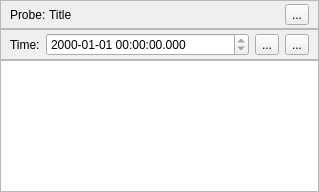
syyyr/libshv, file libshvvisu/src/timeline/graphprobewidget.ui: the form before one commit.
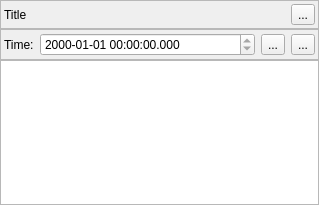
The form after the commit. Icons and pictures are not drawn.

Commit message: show date in table

Patch:
```diff
--- a/libshvvisu/src/timeline/graphprobewidget.ui
+++ b/libshvvisu/src/timeline/graphprobewidget.ui
@@ -7,7 +7,7 @@
     <x>0</x>
     <y>0</y>
     <width>319</width>
-    <height>192</height>
+    <height>205</height>
    </rect>
   </property>
   <property name="windowTitle">
@@ -42,23 +42,19 @@
        <number>3</number>
       </property>
       <property name="leftMargin">
-       <number>9</number>
+       <number>3</number>
       </property>
       <property name="topMargin">
        <number>3</number>
       </property>
+      <property name="rightMargin">
+       <number>3</number>
+      </property>
       <property name="bottomMargin">
        <number>3</number>
       </property>
       <item>
-       <widget class="QLabel" name="lblProbe">
-        <property name="text">
-         <string>Probe:</string>
-        </property>
-       </widget>
-      </item>
-      <item>
-       <widget class="QLabel" name="lblShvPath">
+       <widget class="QLabel" name="lblTitle">
         <property name="sizePolicy">
          <sizepolicy hsizetype="Preferred" vsizetype="Preferred">
           <horstretch>1</horstretch>
@@ -93,9 +89,15 @@
       <enum>QFrame::Raised</enum>
      </property>
      <layout class="QHBoxLayout" name="horizontalLayout">
+      <property name="leftMargin">
+       <number>3</number>
+      </property>
       <property name="topMargin">
        <number>3</number>
       </property>
+      <property name="rightMargin">
+       <number>3</number>
+      </property>
       <property name="bottomMargin">
        <number>3</number>
       </property>
@@ -151,7 +153,17 @@
     </widget>
    </item>
    <item>
-    <widget class="QTextBrowser" name="tbYvalues"/>
+    <widget class="QTableWidget" name="twData">
+     <property name="alternatingRowColors">
+      <bool>true</bool>
+     </property>
+     <attribute name="horizontalHeaderStretchLastSection">
+      <bool>true</bool>
+     </attribute>
+     <attribute name="verticalHeaderVisible">
+      <bool>false</bool>
+     </attribute>
+    </widget>
    </item>
   </layout>
  </widget>
```
Left out of the diff: 3 changed lines with no effect on the pictures. The commit also changes 7 other files.
